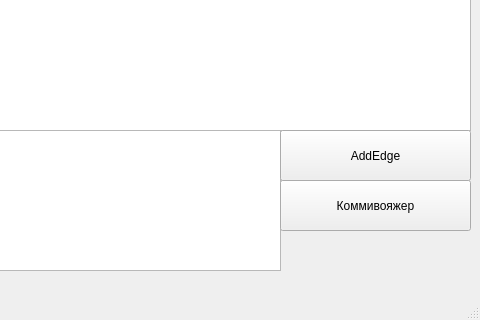
Qt form Semester2_Labs/UI-QT_LABS/komivoyajor/mainwindow.ui (AlexXSpace228/PSTU-RIS-25-2b_Kosoturov.A.A_labs) before a commit; both pictures show x 320 to 800 and y 280 to 600 of the 800 by 600 pixel window.
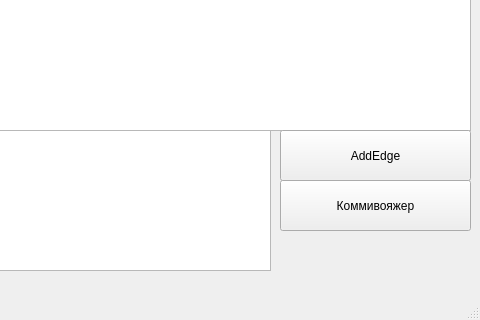
The same form after that commit.

What changed in the file:
```diff
--- a/Semester2_Labs/UI-QT_LABS/komivoyajor/mainwindow.ui
+++ b/Semester2_Labs/UI-QT_LABS/komivoyajor/mainwindow.ui
@@ -29,7 +29,7 @@
      <rect>
       <x>10</x>
       <y>410</y>
-      <width>591</width>
+      <width>581</width>
       <height>141</height>
      </rect>
     </property>
```
Left out of the diff: 2 changed lines with no effect on the pictures.
